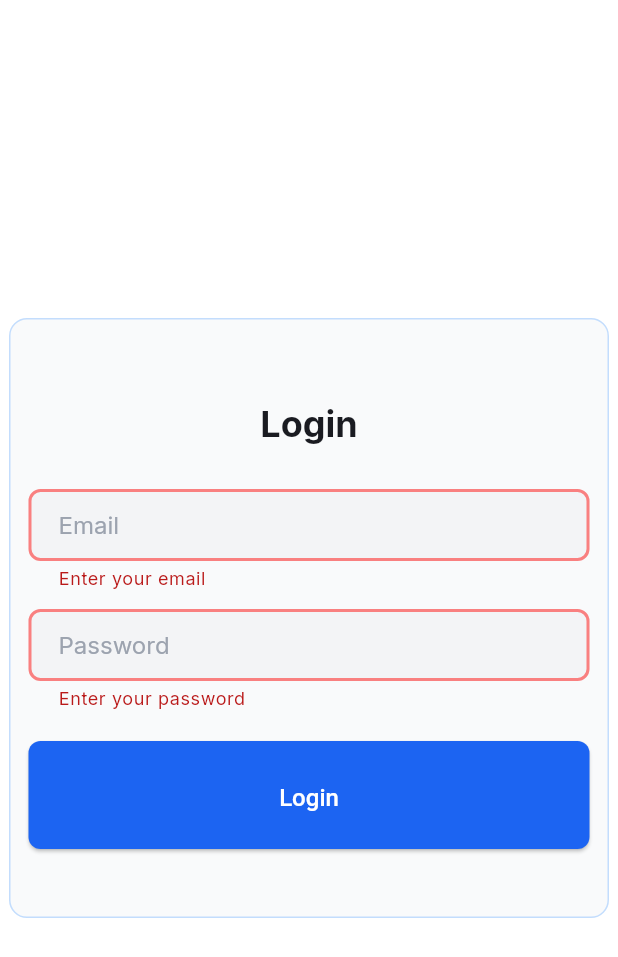
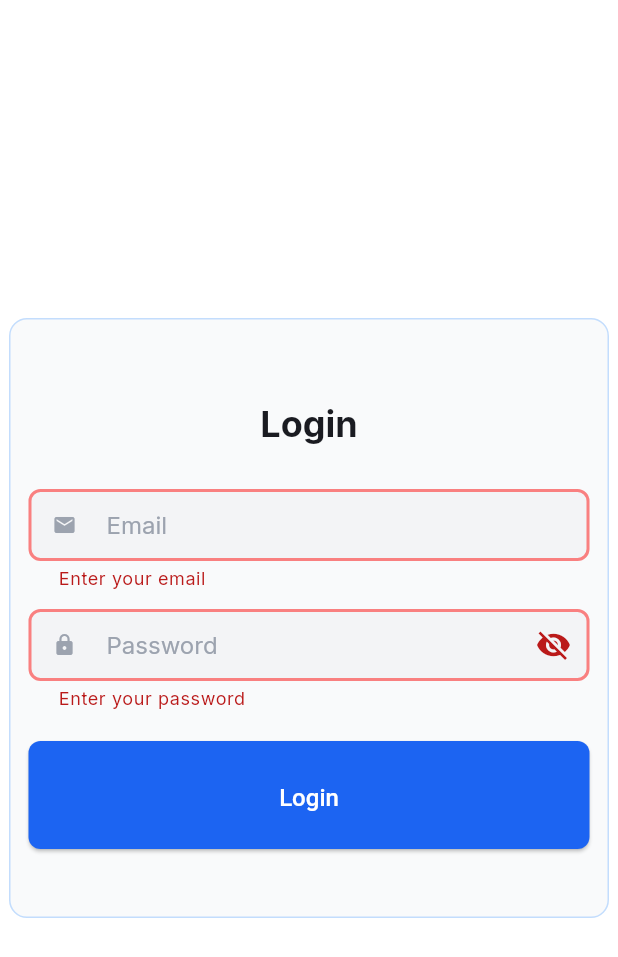
Before and after one commit to romarmph/u-traffic-admin, a Flutter app: the screen it shows after launch, after a tap on "Login", on a phone screen of 412 x 824 dp. Shown: the top 957 px of the screen. Run offline on Flutter 3.47's test engine with Material 2 defaults, Android fonts, the phone set to English and light mode, and no system bars; our stand-ins replace cloud_firestore, email_validator, firebase_auth, firebase_core, flutter_riverpod, google_fonts and 1 more; accounts and stored records are empty; statements that could not run were skipped.

Commit message:
Add password visibility toggle

```diff
--- a/lib/riverpod/auth/form_controller.dart
+++ b/lib/riverpod/auth/form_controller.dart
@@ -15,3 +15,10 @@ final emailControllerProvider = Provider<TextEditingController>((ref) {
 final passwordControllerProvider = Provider<TextEditingController>((ref) {
   return TextEditingController();
 });
+
+///
+/// Password Visibility
+///
+final passwordVisibilityStateProvider = StateProvider<bool>((ref) {
+  return true;
+});
--- a/lib/views/auth/widget/login_button.dart
+++ b/lib/views/auth/widget/login_button.dart
@@ -39,7 +39,6 @@ class LoginButton extends ConsumerWidget {
           }
 
           if (e == CustomExceptions.incorrectPassword) {
-            print('dadsa');
             CustomAlerts.showError(
               title: 'Login Error',
               text: e.message,
--- a/lib/views/auth/widget/login_form.dart
+++ b/lib/views/auth/widget/login_form.dart
@@ -8,6 +8,7 @@ class LoginForm extends ConsumerWidget {
   Widget build(BuildContext context, WidgetRef ref) {
     final emailController = ref.read(emailControllerProvider);
     final passwordController = ref.read(passwordControllerProvider);
+    final isVisible = ref.watch(passwordVisibilityStateProvider);
 
     return Column(
       children: [
@@ -15,6 +16,10 @@ class LoginForm extends ConsumerWidget {
           controller: emailController,
           decoration: const InputDecoration(
             labelText: 'Email',
+            prefixIcon: Icon(
+              Icons.mail,
+              size: USpace.space16,
+            ),
           ),
           validator: (value) {
             if (value!.isEmpty) {
@@ -27,8 +32,23 @@ class LoginForm extends ConsumerWidget {
         const SizedBox(height: USpace.space12),
         TextFormField(
           controller: passwordController,
-          decoration: const InputDecoration(
+          obscureText: isVisible,
+          decoration: InputDecoration(
             labelText: 'Password',
+            prefixIcon: const Icon(
+              Icons.lock,
+              size: USpace.space16,
+            ),
+            suffixIcon: IconButton(
+              onPressed: () {
+                ref.read(passwordVisibilityStateProvider.notifier).update(
+                      (state) => !state,
+                    );
+              },
+              icon: Icon(
+                isVisible ? Icons.visibility_off : Icons.visibility,
+              ),
+            ),
           ),
           validator: (value) {
             if (value!.isEmpty) {
```
